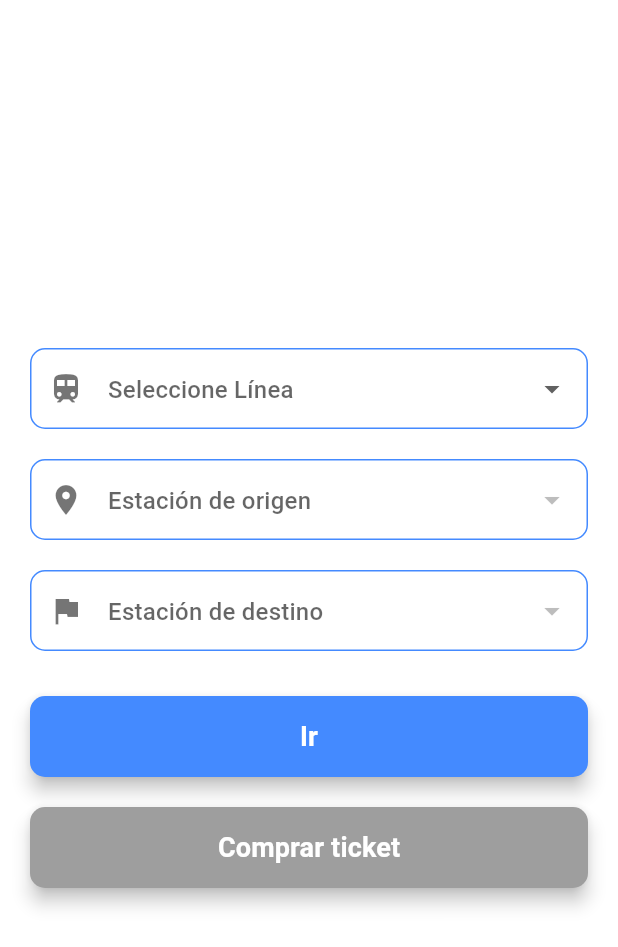
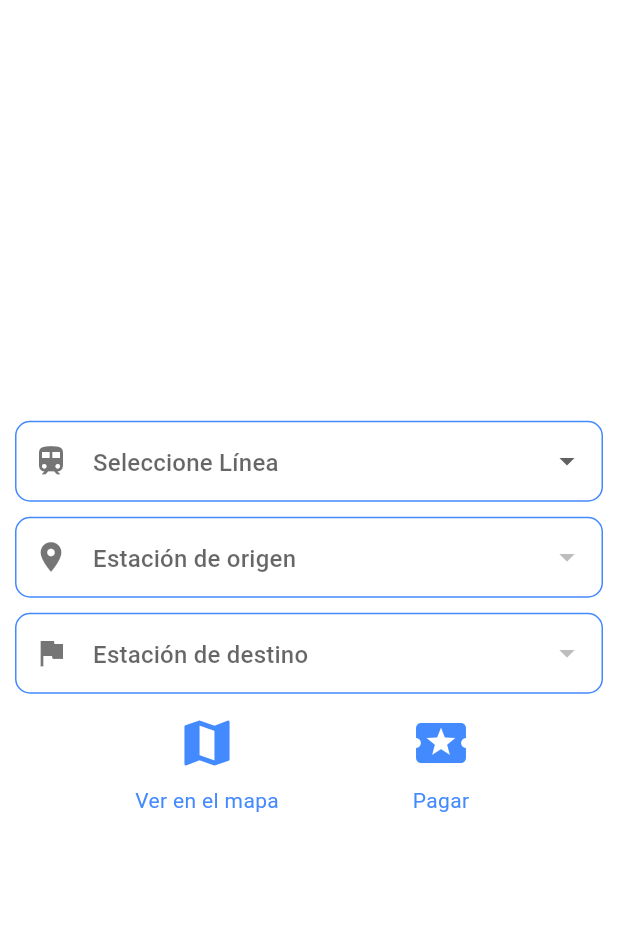
Before and after one commit to celsofranciscano/mi-tren-app-flutter-upds, a Flutter app: the TrainRouteSelector widget shown alone on an empty page, opened directly, on a phone screen of 412 x 824 dp. Shown: the top 947 px of the screen. Run offline on Flutter 3.47's test engine with Material 3 defaults, Android fonts, the phone set to English and light mode, and no system bars; our stand-ins replace geolocator, google_maps_flutter, sqflite; accounts and stored records are empty.

Commit message:
version 2

```diff
--- a/lib/widgets/train_route_selector.dart
+++ b/lib/widgets/train_route_selector.dart
@@ -18,33 +18,66 @@ class _TrainRouteSelectorState extends State<TrainRouteSelector> {
 
   final Map<String, List<Map<String, dynamic>>> linesWithStations = {
     'Línea Roja': [
-      {'name': 'Estación Central San Antonio', 'location': LatLng(-17.411778, -66.154444)},
+      {
+        'name': 'Estación Central San Antonio',
+        'location': LatLng(-17.411778, -66.154444)
+      },
       {'name': 'El Arco', 'location': LatLng(-17.423583, -66.154222)},
       {'name': 'Santa Bárbara', 'location': LatLng(-17.428750, -66.152250)},
       {'name': 'Alejo Calatayud', 'location': LatLng(-17.434083, -66.148611)},
       {'name': 'OTB Universitario', 'location': LatLng(-17.440222, -66.144417)},
       {'name': 'Politécnico', 'location': LatLng(-17.444694, -66.139500)},
       {'name': 'El Molino', 'location': LatLng(-17.447194, -66.135167)},
-      {'name': 'Estación UMSS Agronomía', 'location': LatLng(-17.451333, -66.129972)},
+      {
+        'name': 'Estación UMSS Agronomía',
+        'location': LatLng(-17.451333, -66.129972)
+      },
       {'name': 'Santa Vera Cruz', 'location': LatLng(-17.459694, -66.123861)},
-      {'name': 'Kiñiloma (En construcción)', 'location': LatLng(-17.466417, -66.118500)},
+      {
+        'name': 'Kiñiloma (En construcción)',
+        'location': LatLng(-17.466417, -66.118500)
+      },
     ],
     'Línea Verde': [
-      {'name': 'Estación Central San Antonio', 'location': LatLng(-17.411778, -66.154444)},
+      {
+        'name': 'Estación Central San Antonio',
+        'location': LatLng(-17.411778, -66.154444)
+      },
       {'name': 'Cementerio', 'location': LatLng(-17.411194, -66.160972)},
       {'name': 'Aeropuerto', 'location': LatLng(-17.407500, -66.168722)},
-      {'name': 'Parque Mariscal Santa Cruz', 'location': LatLng(-17.402333, -66.178750)},
+      {
+        'name': 'Parque Mariscal Santa Cruz',
+        'location': LatLng(-17.402333, -66.178750)
+      },
       {'name': 'Beijing', 'location': LatLng(-17.400500, -66.187639)},
       {'name': 'Villa Busch', 'location': LatLng(-17.400278, -66.195667)},
-      {'name': 'Señora de La Merced', 'location': LatLng(-17.399889, -66.208417)},
+      {
+        'name': 'Señora de La Merced',
+        'location': LatLng(-17.399889, -66.208417)
+      },
       {'name': 'Santa Rosa', 'location': LatLng(-17.399556, -66.219917)},
-      {'name': 'Barrio Ferroviario', 'location': LatLng(-17.399278, -66.229472)},
-      {'name': 'Estación Colcapirhua', 'location': LatLng(-17.398972, -66.243194)},
+      {
+        'name': 'Barrio Ferroviario',
+        'location': LatLng(-17.399278, -66.229472)
+      },
+      {
+        'name': 'Estación Colcapirhua',
+        'location': LatLng(-17.398972, -66.243194)
+      },
       {'name': 'Piñami', 'location': LatLng(-17.398639, -66.252417)},
       {'name': 'Cotapachi', 'location': LatLng(-17.398722, -66.265556)},
-      {'name': 'Avenida Ferroviaria', 'location': LatLng(-17.400889, -66.274167)},
-      {'name': 'Estación Quillacollo', 'location': LatLng(-17.402056, -66.281806)},
-      {'name': 'Cementerio de Quillacollo', 'location': LatLng(-17.401833, -66.292611)},
+      {
+        'name': 'Avenida Ferroviaria',
+        'location': LatLng(-17.400889, -66.274167)
+      },
+      {
+        'name': 'Estación Quillacollo',
+        'location': LatLng(-17.402056, -66.281806)
+      },
+      {
+        'name': 'Cementerio de Quillacollo',
+        'location': LatLng(-17.401833, -66.292611)
+      },
       {'name': 'Miguel Mercado', 'location': LatLng(-17.401611, -66.302222)},
       {'name': 'Estación Vinto', 'location': LatLng(-17.399194, -66.316472)},
       {'name': 'Río Khora', 'location': LatLng(-17.403306, -66.323417)},
@@ -53,7 +86,10 @@ class _TrainRouteSelectorState extends State<TrainRouteSelector> {
       {'name': 'Río Viloma', 'location': LatLng(-17.440528, -66.328333)},
       {'name': 'Sorata Huancarani', 'location': LatLng(-17.453389, -66.330111)},
       {'name': 'Pueblo Nuevo', 'location': LatLng(-17.464417, -66.331389)},
-      {'name': 'Estación Suticollo', 'location': LatLng(-17.473306, -66.331667)},
+      {
+        'name': 'Estación Suticollo',
+        'location': LatLng(-17.473306, -66.331667)
+      },
     ],
   };
 
@@ -74,20 +110,20 @@ class _TrainRouteSelectorState extends State<TrainRouteSelector> {
       color: Colors.white, // Fondo blanco
       child: Center(
         child: SingleChildScrollView(
-          padding: const EdgeInsets.symmetric(horizontal: 20),
+          padding: const EdgeInsets.symmetric(horizontal: 10),
           child: Column(
             mainAxisAlignment: MainAxisAlignment.center,
             crossAxisAlignment: CrossAxisAlignment.stretch,
             children: [
-              _buildDropdownField(
-                  Icons.train, 'Seleccione Línea', selectedLine, linesWithStations.keys.toList(), (value) {
+              _buildDropdownField(Icons.train, 'Seleccione Línea', selectedLine,
+                  linesWithStations.keys.toList(), (value) {
                 setState(() {
                   selectedLine = value;
                   selectedOriginStation = null;
                   selectedDestinationStation = null;
                 });
               }),
-              const SizedBox(height: 20),
+              const SizedBox(height: 10),
 
               _buildDropdownField(
                   Icons.location_on,
@@ -103,7 +139,7 @@ class _TrainRouteSelectorState extends State<TrainRouteSelector> {
                   _selectStation(value!);
                 });
               }),
-              const SizedBox(height: 20),
+              const SizedBox(height: 10),
 
               _buildDropdownField(
                   Icons.flag,
@@ -119,20 +155,34 @@ class _TrainRouteSelectorState extends State<TrainRouteSelector> {
                   _selectStation(value!);
                 });
               }),
-              const SizedBox(height: 30),
-
-              _buildButton(context, 'Ir', Colors.blueAccent, Colors.white, () {
+              const SizedBox(height: 5),
+// Botones en fila con íconos y textos
+              Row(
+                mainAxisAlignment: MainAxisAlignment.spaceEvenly,
+                children: [
+                  Column(
+                    children: [
+                      IconButton(
+                        icon: const Icon(Icons.map,
+                            color: Colors.blueAccent, size: 40),
+                        onPressed: () {
                           if (_isTicketPurchasable()) {
                             _navigateToMap(context);
                           }
-              }),
-              const SizedBox(height: 20),
-
-              _buildButton(
-                  context,
-                  'Comprar ticket',
-                  _isTicketPurchasable() ? Colors.blueAccent : Colors.grey,
-                  Colors.white, () {
+                        },
+                      ),
+                      const Text(
+                        'Ver en el mapa',
+                        style: TextStyle(color: Colors.blueAccent),
+                      ),
+                    ],
+                  ),
+                  Column(
+                    children: [
+                      IconButton(
+                        icon: const Icon(Icons.local_activity,
+                            color: Colors.blueAccent, size: 40),
+                        onPressed: () {
                           if (_isTicketPurchasable()) {
                             Navigator.push(
                               context,
@@ -140,12 +190,22 @@ class _TrainRouteSelectorState extends State<TrainRouteSelector> {
                                 builder: (context) => TicketSelectionScreen(
                                   selectedLine: selectedLine!,
                                   originStation: selectedOriginStation!,
-                        destinationStation: selectedDestinationStation!,
+                                  destinationStation:
+                                      selectedDestinationStation!,
                                 ),
                               ),
                             );
                           }
-              }),
+                        },
+                      ),
+                      const Text(
+                        'Pagar',
+                        style: TextStyle(color: Colors.blueAccent),
+                      ),
+                    ],
+                  ),
+                ],
+              ),
             ],
           ),
         ),
@@ -154,16 +214,19 @@ class _TrainRouteSelectorState extends State<TrainRouteSelector> {
   }
 
   // Dropdown personalizado con íconos
-  Widget _buildDropdownField(IconData icon, String hintText, String? value, List<String> items, ValueChanged<String?> onChanged) {
+  Widget _buildDropdownField(IconData icon, String hintText, String? value,
+      List<String> items, ValueChanged<String?> onChanged) {
     return DropdownButtonFormField<String>(
       value: value,
       decoration: InputDecoration(
         hintText: hintText,
-        hintStyle: const TextStyle(color: Colors.black54), // Cambiado a negro suave
+        hintStyle:
+            const TextStyle(color: Colors.black54), // Cambiado a negro suave
         prefixIcon: Icon(icon, color: Colors.black54), // Cambiado a negro suave
         filled: true,
         fillColor: Colors.white, // Fondo blanco
-        contentPadding: const EdgeInsets.symmetric(vertical: 15.0, horizontal: 20.0),
+        contentPadding:
+            const EdgeInsets.symmetric(vertical: 15.0, horizontal: 20.0),
         border: OutlineInputBorder(
           borderRadius: BorderRadius.circular(10.0), // Borde más pequeño
           borderSide: const BorderSide(color: Colors.blueAccent),
@@ -187,32 +250,19 @@ class _TrainRouteSelectorState extends State<TrainRouteSelector> {
     );
   }
 
-  // Botón personalizado
-  Widget _buildButton(BuildContext context, String text, Color bgColor, Color textColor, VoidCallback onPressed) {
-    return ElevatedButton(
-      style: ElevatedButton.styleFrom(
-        padding: const EdgeInsets.symmetric(vertical: 14.0),
-        backgroundColor: bgColor,
-        shape: RoundedRectangleBorder(borderRadius: BorderRadius.circular(10.0)), // Borde más pequeño
-        elevation: 5,
-      ),
-      onPressed: onPressed,
-      child: Text(
-        text,
-        style: TextStyle(color: textColor, fontSize: 18, fontWeight: FontWeight.bold),
-      ),
-    );
-  }
-
   Future<void> _navigateToMap(BuildContext context) async {
-    final List<Map<String, dynamic>> stations = linesWithStations[selectedLine!]!;
-    final int startIndex = stations.indexWhere((station) => station['name'] == selectedOriginStation);
-    final int endIndex = stations.indexWhere((station) => station['name'] == selectedDestinationStation);
+    final List<Map<String, dynamic>> stations =
+        linesWithStations[selectedLine!]!;
+    final int startIndex = stations
+        .indexWhere((station) => station['name'] == selectedOriginStation);
+    final int endIndex = stations
+        .indexWhere((station) => station['name'] == selectedDestinationStation);
 
     List<LatLng> polylinePoints = [];
     if (startIndex != -1 && endIndex != -1) {
       polylinePoints = stations
-          .sublist(startIndex < endIndex ? startIndex : endIndex, (startIndex < endIndex ? endIndex : startIndex) + 1)
+          .sublist(startIndex < endIndex ? startIndex : endIndex,
+              (startIndex < endIndex ? endIndex : startIndex) + 1)
           .map((station) => station['location'] as LatLng)
           .toList();
     }
```
Also changed, not shown: lib/map_screen.dart (+6 -1 lines), lib/screens/main_screen.dart (+21 -18 lines), lib/screens/ticket_selection_screen.dart (+177 -77 lines). Lines whose indentation alone changed are shown as unchanged.
